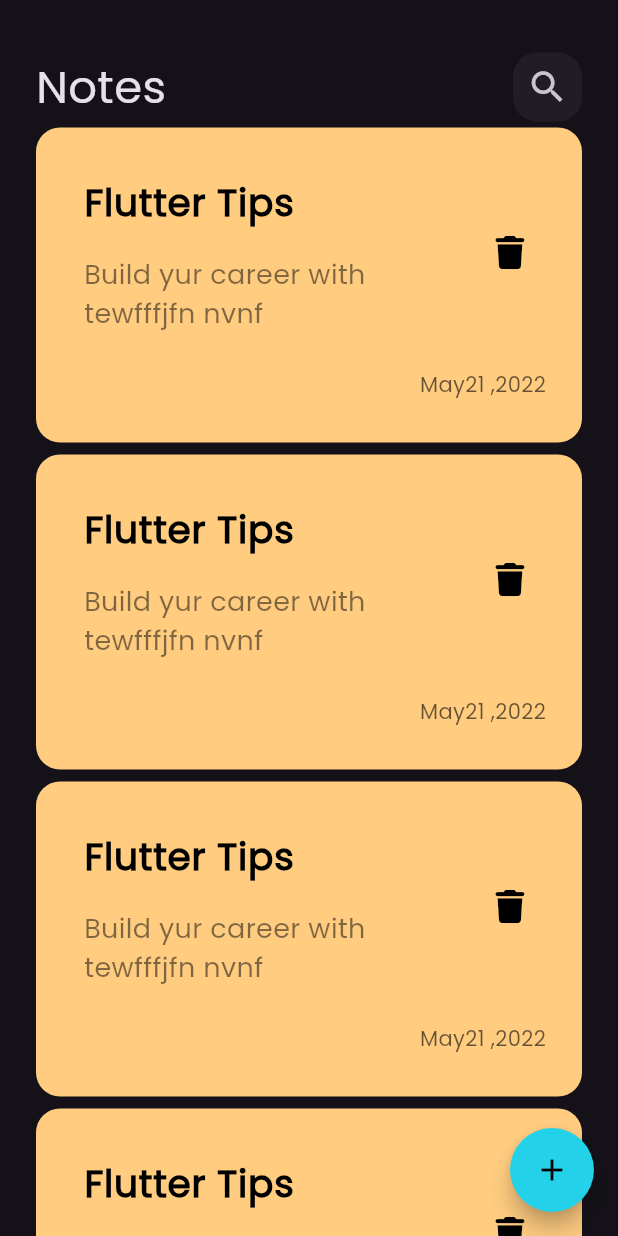
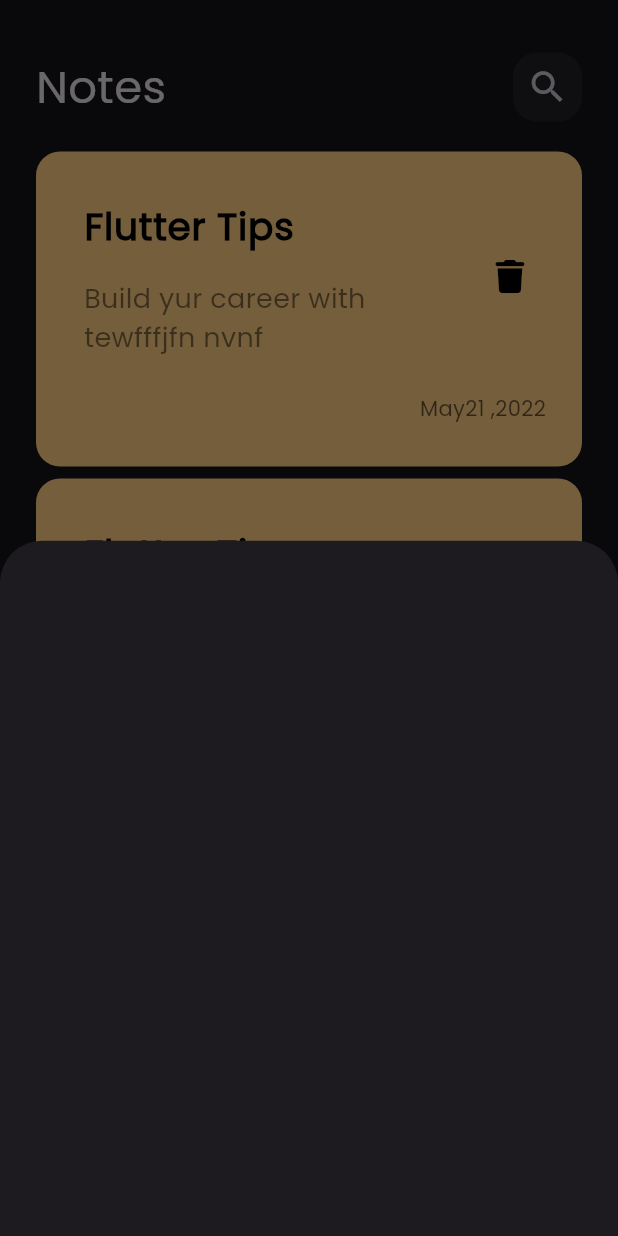
Before and after one commit to Ezzat1444/notes_app, a Flutter app: the screen it shows after launch, after a tap on the "add" icon, on a phone screen of 412 x 824 dp. Run offline on Flutter 3.47's test engine with Material 3 defaults, Android fonts, the phone set to English and light mode, and no system bars; our stand-ins replace font_awesome_flutter.

Commit message:
show model button sheet

```diff
--- a/lib/views/notes_view.dart
+++ b/lib/views/notes_view.dart
@@ -1,4 +1,5 @@
 import 'package:flutter/material.dart';
+import 'package:notes_app/views/widgets/add_note_button_sheet.dart';
 import 'package:notes_app/views/widgets/notesview_body.dart';
 
 class NotesView extends StatelessWidget {
@@ -8,10 +9,20 @@ class NotesView extends StatelessWidget {
   Widget build(BuildContext context) {
     return Scaffold(
       floatingActionButton: FloatingActionButton(
-        onPressed: (){},
+        onPressed: () {
+          showModalBottomSheet(
+              context: context,
+              builder: (context) {
+                return const AddNoteBottomSheet();
+              });
+        },
         backgroundColor: const Color.fromARGB(255, 35, 209, 232),
         shape: CircleBorder(),
-        child: const Icon(Icons.add,color: Colors.black,),),
+        child: const Icon(
+          Icons.add,
+          color: Colors.black,
+        ),
+      ),
       body: const NotesviewBody(),
     );
   }
--- /dev/null
+++ b/lib/views/widgets/add_note_button_sheet.dart
@@ -0,0 +1,10 @@
+import 'package:flutter/material.dart';
+
+class AddNoteBottomSheet extends StatelessWidget {
+  const AddNoteBottomSheet({super.key});
+
+  @override
+  Widget build(BuildContext context) {
+    return Container();
+  }
+}
--- a/lib/views/widgets/notes_list_view.dart
+++ b/lib/views/widgets/notes_list_view.dart
@@ -6,11 +6,16 @@ class NotesListView extends StatelessWidget {
 
   @override
   Widget build(BuildContext context) {
-    return ListView.builder(itemBuilder: (context, index) {
-      return const Padding(
-        padding: EdgeInsets.symmetric(vertical: 4.0),
-        child: NoteItem(),
-      );
-    });
+    return Padding(
+      padding: const EdgeInsets.symmetric(vertical: 16),
+      child: ListView.builder(
+        padding: EdgeInsets.zero,
+        itemBuilder: (context, index) {
+        return const Padding(
+          padding: EdgeInsets.symmetric(vertical: 4.0),
+          child: NoteItem(),
+        );
+      }),
+    );
   }
 }
```
